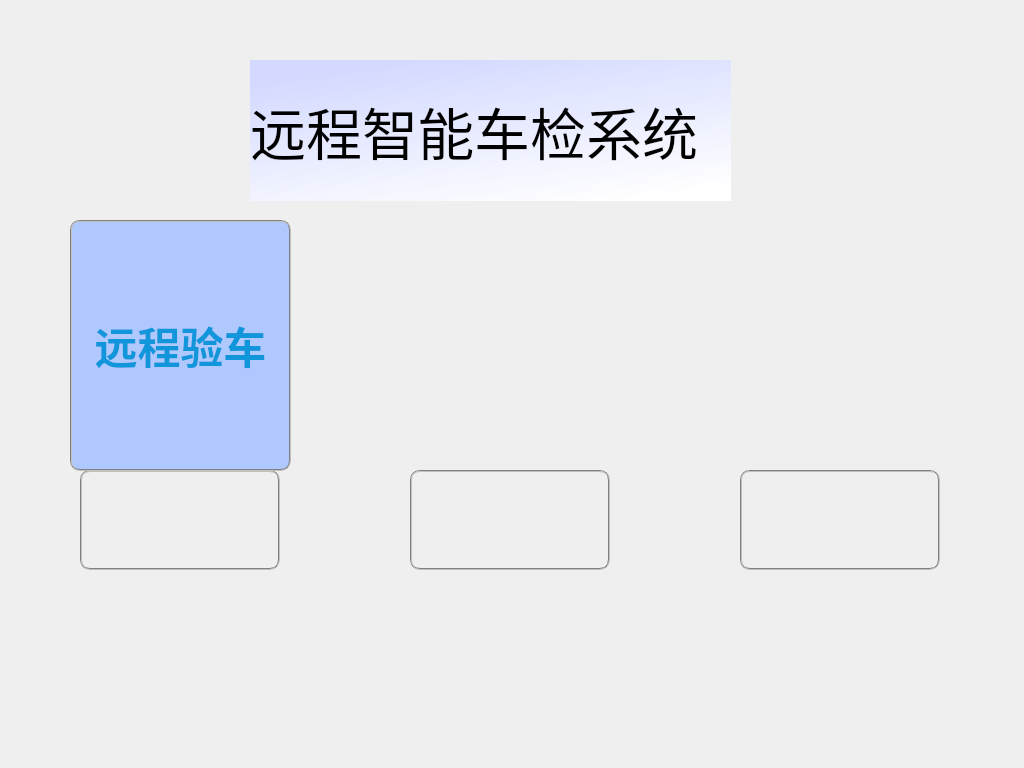
This is VehicleManagement/VehicleManage/vehiclemanage.ui in maanjun/IVM as Qt 5 draws it before an edit. The edited form follows.
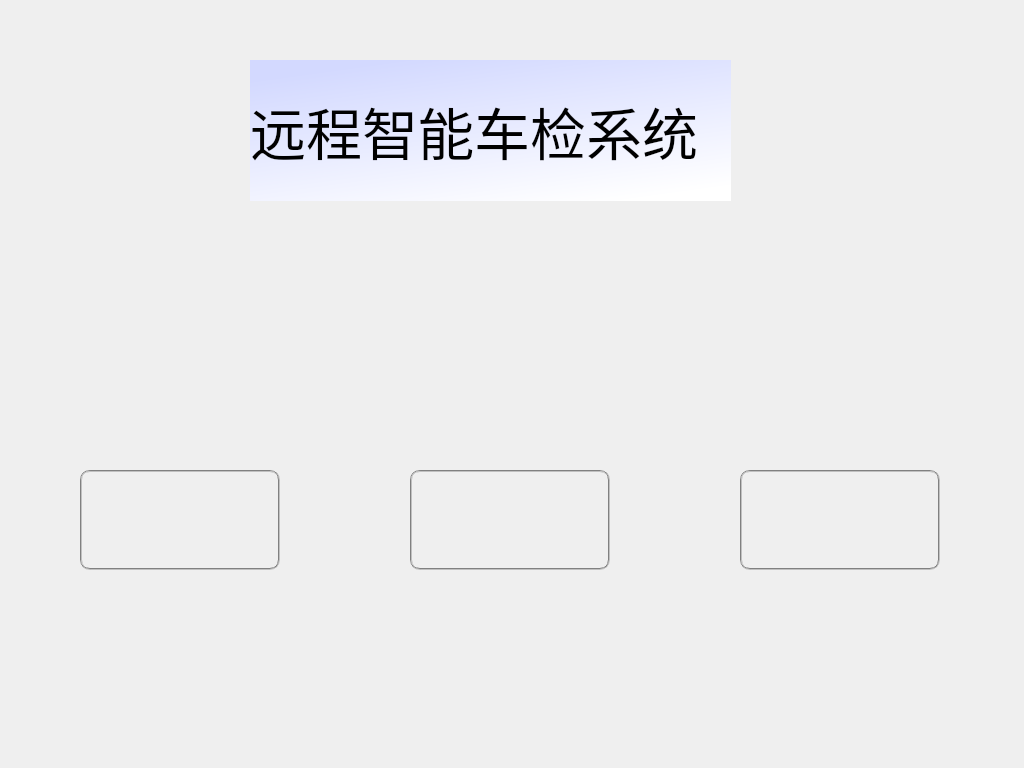
This is the edited form. Icons and pictures are not drawn.

```diff
--- a/VehicleManagement/VehicleManage/vehiclemanage.ui
+++ b/VehicleManagement/VehicleManage/vehiclemanage.ui
@@ -105,51 +105,6 @@
      <string>远程智能车检系统</string>
     </property>
    </widget>
-   <widget class="QToolButton" name="toolButton">
-    <property name="geometry">
-     <rect>
-      <x>70</x>
-      <y>220</y>
-      <width>221</width>
-      <height>251</height>
-     </rect>
-    </property>
-    <property name="font">
-     <font>
-      <family>宋体</family>
-      <pointsize>32</pointsize>
-      <weight>75</weight>
-      <bold>true</bold>
-     </font>
-    </property>
-    <property name="layoutDirection">
-     <enum>Qt::LeftToRight</enum>
-    </property>
-    <property name="autoFillBackground">
-     <bool>false</bool>
-    </property>
-    <property name="styleSheet">
-     <string notr="true">border:2px groove gray;border-radius:10px;padding:2px 4px;
-color: rgb(18, 150, 219);
-background-color: rgb(175, 201, 255);</string>
-    </property>
-    <property name="text">
-     <string>远程验车</string>
-    </property>
-    <property name="icon">
-     <iconset resource="vehiclemanage.qrc">
-      <normaloff>:/Resources/Images/jiandujianyansuooashejiyongcheshenqing.png</normaloff>:/Resources/Images/jiandujianyansuooashejiyongcheshenqing.png</iconset>
-    </property>
-    <property name="iconSize">
-     <size>
-      <width>128</width>
-      <height>128</height>
-     </size>
-    </property>
-    <property name="shortcut">
-     <string>Ctrl+S</string>
-    </property>
-   </widget>
   </widget>
  </widget>
  <layoutdefault spacing="6" margin="11"/>
```
